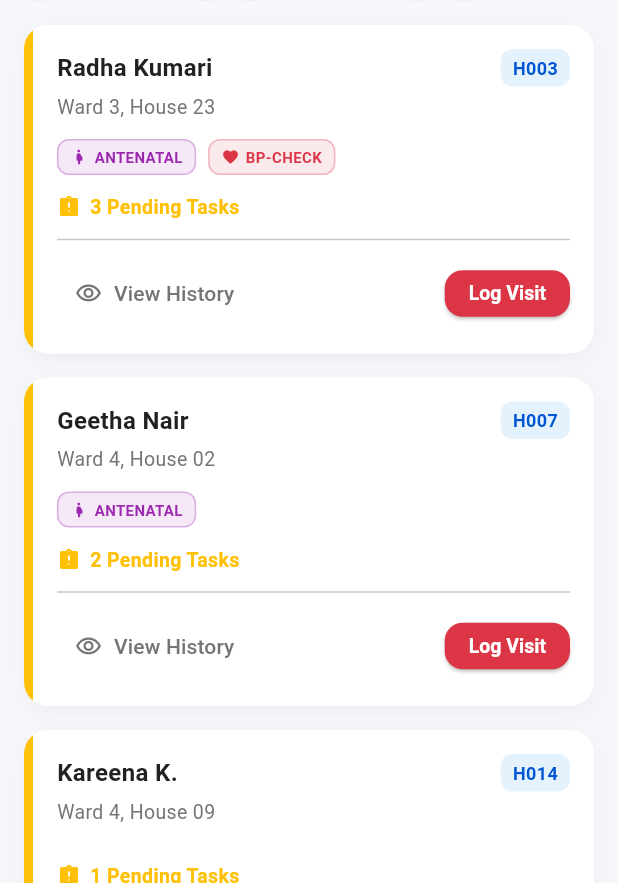
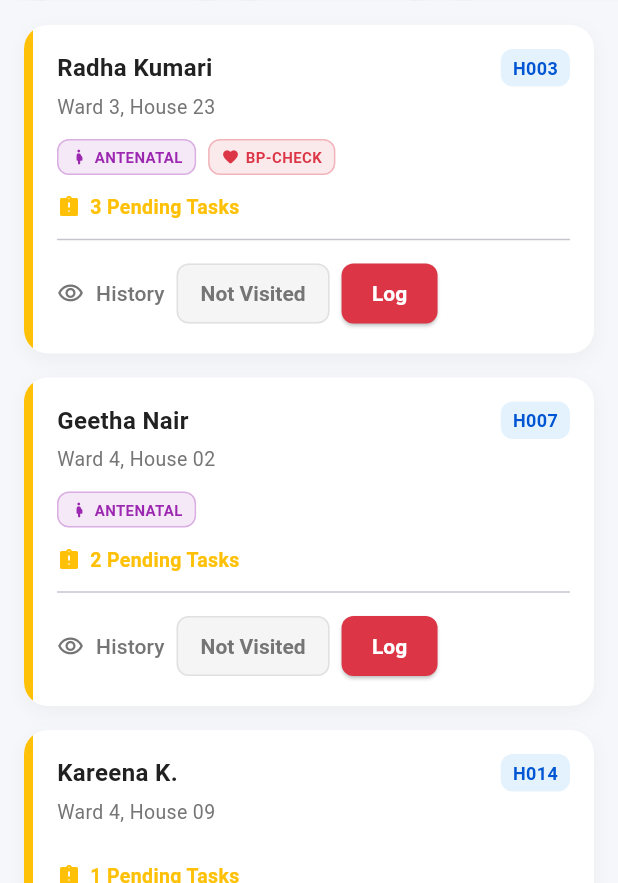
Before and after one commit to Krushna968/ASHA-setu, a Flutter app: the HighRiskScreen screen opened by its route, on a phone screen of 412 x 824 dp, the part 353-1236 px from its top. Run offline on Flutter 3.47's test engine with Material 3 defaults, Android fonts, the phone set to English and light mode, and no system bars; our stand-ins replace animate_do, firebase_core, firebase_messaging, hive, hive_flutter, image_picker and 9 more; missing offline and left inert: app_settings, firebase_app_check; accounts and stored records are empty; network calls fail; project files that could hold a hidden picture were left out.

Commit message:
feat(frontend): add visited toggle button on high risk screen cases

```diff
--- a/App frontend/lib/screens/high_risk_screen.dart
+++ b/App frontend/lib/screens/high_risk_screen.dart
@@ -15,6 +15,7 @@ class HighRiskScreen extends StatefulWidget {
 
 class _HighRiskScreenState extends State<HighRiskScreen> {
   String _activeFilter = 'All'; // All, Critical, Needs Attention, Monitored
+  final Set<String> _visitedHouseholdIds = {};
 
   @override
   void initState() {
@@ -245,7 +246,20 @@ class _HighRiskScreenState extends State<HighRiskScreen> {
             final h = households[index];
             return FadeInUp(
               delay: Duration(milliseconds: index * 50),
-              child: _IndividualCard(household: h, provider: provider),
+              child: _IndividualCard(
+                household: h,
+                provider: provider,
+                isVisited: _visitedHouseholdIds.contains(h.householdId),
+                onToggleVisit: () {
+                  setState(() {
+                    if (_visitedHouseholdIds.contains(h.householdId)) {
+                      _visitedHouseholdIds.remove(h.householdId);
+                    } else {
+                      _visitedHouseholdIds.add(h.householdId);
+                    }
+                  });
+                },
+              ),
             );
           },
           childCount: households.length,
@@ -348,8 +362,15 @@ class _HighRiskScreenState extends State<HighRiskScreen> {
 class _IndividualCard extends StatelessWidget {
   final Household household;
   final AreaMapProvider provider;
+  final bool isVisited;
+  final VoidCallback onToggleVisit;
 
-  const _IndividualCard({required this.household, required this.provider});
+  const _IndividualCard({
+    required this.household,
+    required this.provider,
+    required this.isVisited,
+    required this.onToggleVisit,
+  });
 
   @override
   Widget build(BuildContext context) {
@@ -437,29 +458,57 @@ class _IndividualCard extends StatelessWidget {
 
                     const Divider(height: 24),
 
-                    Row(
+                    Wrap(
+                      alignment: WrapAlignment.spaceBetween,
+                      crossAxisAlignment: WrapCrossAlignment.center,
+                      spacing: 8,
+                      runSpacing: 8,
                       children: [
-                        Expanded(
-                          child: TextButton.icon(
+                        TextButton.icon(
                           onPressed: () => _showDetails(context),
                           icon: const Icon(Icons.visibility_outlined, size: 18),
-                            label: const Text('View History'),
+                          label: const Text('History'),
                           style: TextButton.styleFrom(
                             foregroundColor: MyTheme.textLight,
-                              alignment: Alignment.centerLeft,
+                            padding: EdgeInsets.zero,
+                            minimumSize: Size.zero,
+                            tapTargetSize: MaterialTapTargetSize.shrinkWrap,
+                          ),
+                        ),
+                        Row(
+                          mainAxisSize: MainAxisSize.min,
+                          children: [
+                            ElevatedButton(
+                              onPressed: onToggleVisit,
+                              style: ElevatedButton.styleFrom(
+                                backgroundColor: isVisited ? MyTheme.successGreen : Colors.grey.shade100,
+                                foregroundColor: isVisited ? Colors.white : MyTheme.textLight,
+                                padding: const EdgeInsets.symmetric(horizontal: 16, vertical: 10),
+                                elevation: 0,
+                                shape: RoundedRectangleBorder(
+                                  borderRadius: BorderRadius.circular(8),
+                                  side: BorderSide(
+                                    color: isVisited ? MyTheme.successGreen : Colors.grey.shade300,
                                   ),
                                 ),
                               ),
+                              child: Text(
+                                isVisited ? 'Visited' : 'Not Visited',
+                                style: const TextStyle(fontSize: 14, fontWeight: FontWeight.bold),
+                              ),
+                            ),
+                            const SizedBox(width: 8),
                             ElevatedButton(
                               onPressed: () => Navigator.pushNamed(context, '/visit-form', arguments: household.householdId),
                               style: ElevatedButton.styleFrom(
                                 backgroundColor: MyTheme.criticalRed,
                                 foregroundColor: Colors.white,
-                            padding: const EdgeInsets.symmetric(horizontal: 16, vertical: 8),
-                            minimumSize: Size.zero,
-                            tapTargetSize: MaterialTapTargetSize.shrinkWrap,
+                                padding: const EdgeInsets.symmetric(horizontal: 16, vertical: 10),
+                                shape: RoundedRectangleBorder(borderRadius: BorderRadius.circular(8)),
                               ),
-                          child: const Text('Log Visit', style: TextStyle(fontSize: 13)),
+                              child: const Text('Log', style: TextStyle(fontSize: 14, fontWeight: FontWeight.bold)),
+                            ),
+                          ],
                         ),
                       ],
                     ),
```
Lines whose indentation alone changed are shown as unchanged.
